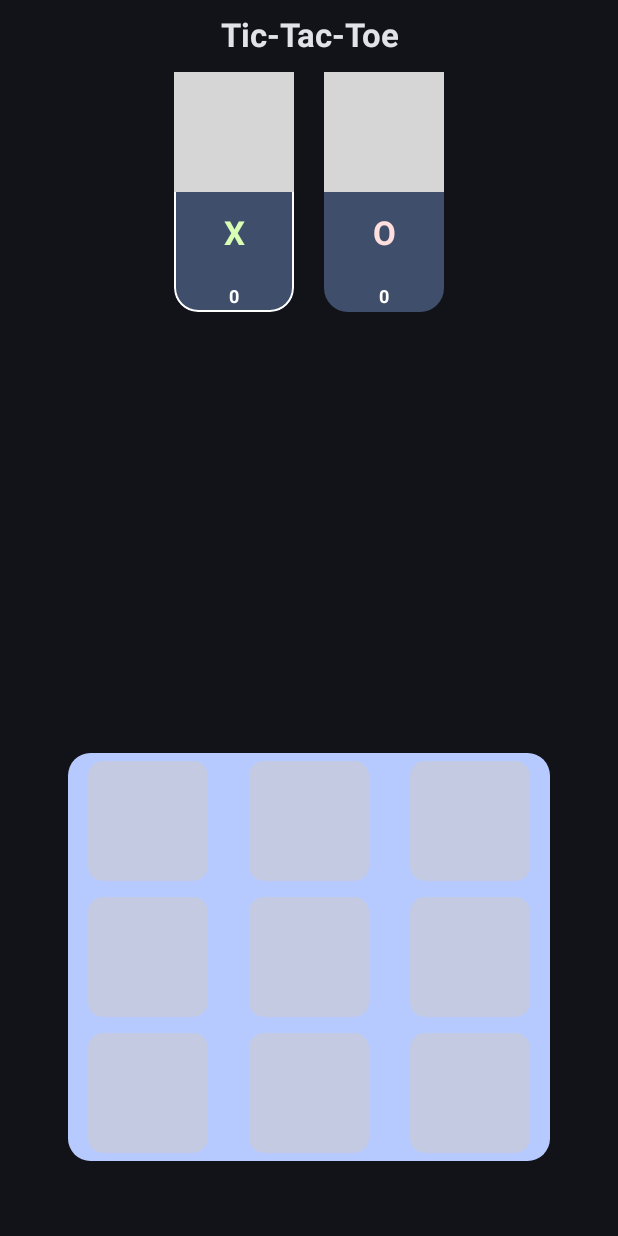
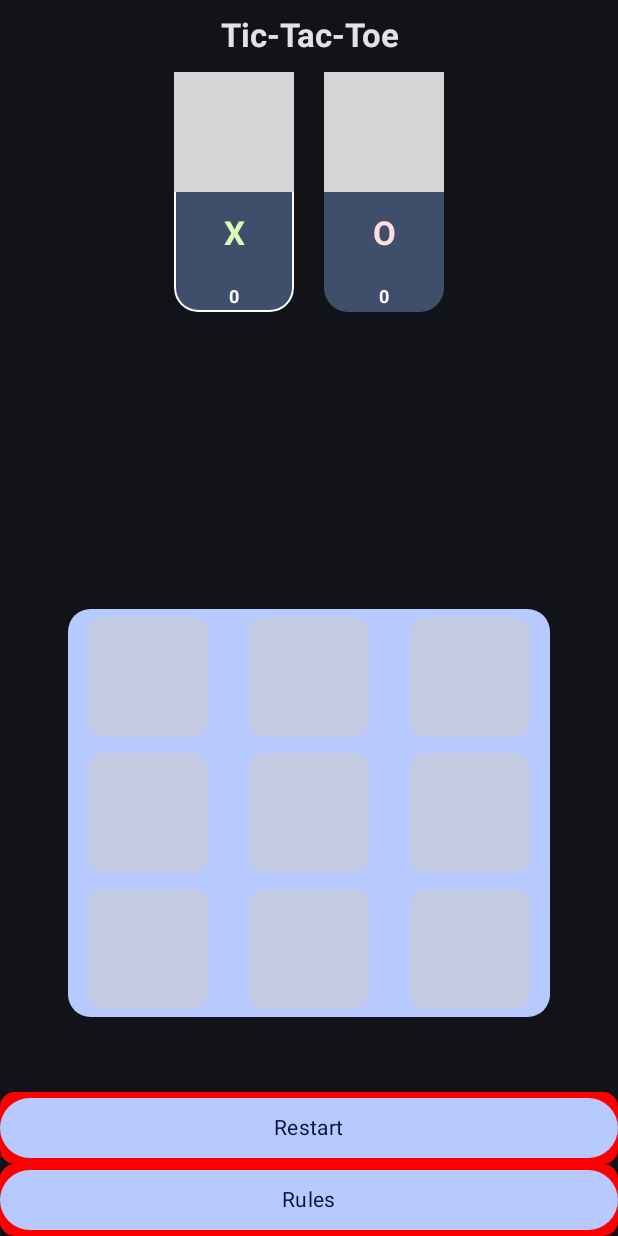
Before and after one commit to devstromo/tic_tac_toe_jetpack_compose, an Android app built with Jetpack Compose: the screen it shows after launch (MainActivity), on a phone screen of 412 x 824 dp. Run offline under Robolectric (Android 15) with nearby library versions, the light colour scheme and no system bars; grey boxes are pictures that could not be loaded.

Commit message:
Advanced Tic Tac Toe Jetpack Compose | add buttons to game screen

```diff
--- a/app/src/main/java/com/devstromo/advancedtictactoe/presentation/GameScreen.kt
+++ b/app/src/main/java/com/devstromo/advancedtictactoe/presentation/GameScreen.kt
@@ -28,6 +28,7 @@ import androidx.compose.ui.text.font.FontWeight
 import androidx.compose.ui.text.style.TextAlign
 import androidx.compose.ui.unit.dp
 import com.devstromo.advancedtictactoe.domain.Player
+import com.devstromo.advancedtictactoe.presentation.components.CustomButton
 import com.devstromo.advancedtictactoe.presentation.components.PlayerMakerState
 import com.devstromo.advancedtictactoe.presentation.components.PlayerMarker
 import com.devstromo.advancedtictactoe.presentation.components.PlayerMarkerType
@@ -87,6 +88,14 @@ fun GameScreen(
             onItemSelected,
             boardState = state.board
         )
+        Column {
+            CustomButton(
+                text = "Restart"
+            )
+            CustomButton(
+                text = "Rules"
+            )
+        }
     }
 }
 
```
